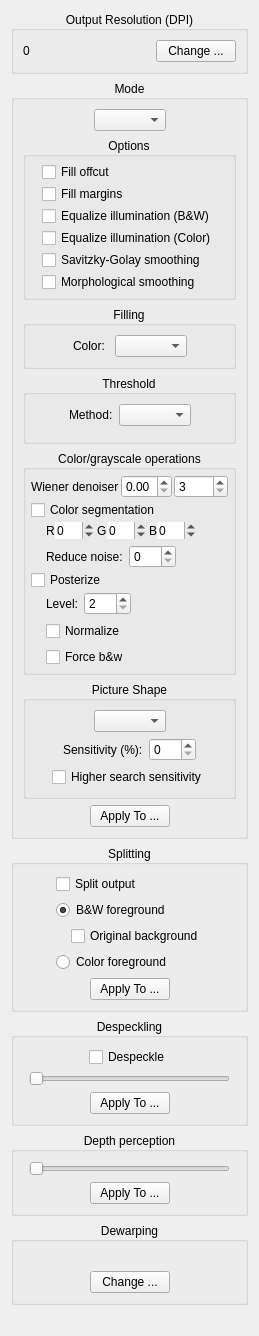
abandoned-industries/scantailor-spectre, file src/core/filters/output/OptionsWidget.ui: the form before one commit.
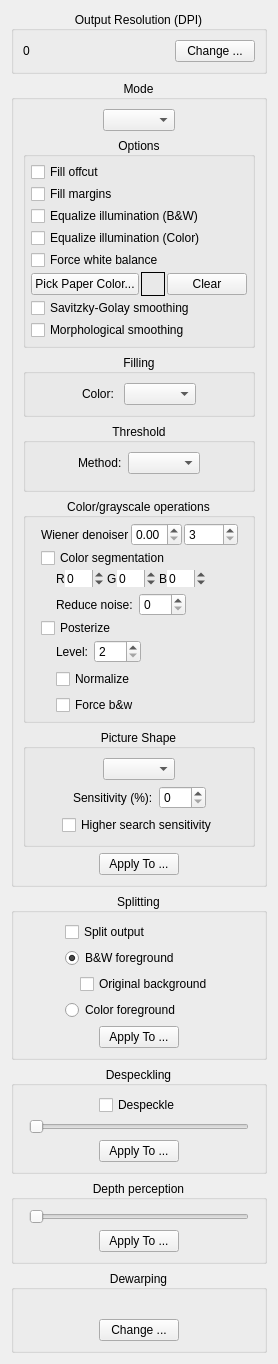
The form after the commit. Custom widgets are drawn as their Qt base class.

Commit message: Add manual white balance controls to Output stage

```diff
--- a/src/core/filters/output/OptionsWidget.ui
+++ b/src/core/filters/output/OptionsWidget.ui
@@ -204,6 +204,75 @@
              </property>
             </widget>
            </item>
+           <item>
+            <widget class="QCheckBox" name="forceWhiteBalanceCB">
+             <property name="toolTip">
+              <string>Find brightest pixels and assume they should be white. Use for pages with color cast but no clear margins.</string>
+             </property>
+             <property name="text">
+              <string>Force white balance</string>
+             </property>
+            </widget>
+           </item>
+           <item>
+            <layout class="QHBoxLayout" name="pickPaperColorLayout">
+             <item>
+              <widget class="QPushButton" name="pickPaperColorBtn">
+               <property name="toolTip">
+                <string>Click to pick a paper color from the screen. This color will be corrected to neutral white.</string>
+               </property>
+               <property name="text">
+                <string>Pick Paper Color...</string>
+               </property>
+              </widget>
+             </item>
+             <item>
+              <widget class="QLabel" name="paperColorSwatch">
+               <property name="minimumSize">
+                <size>
+                 <width>24</width>
+                 <height>24</height>
+                </size>
+               </property>
+               <property name="maximumSize">
+                <size>
+                 <width>24</width>
+                 <height>24</height>
+                </size>
+               </property>
+               <property name="frameShape">
+                <enum>QFrame::Box</enum>
+               </property>
+               <property name="text">
+                <string/>
+               </property>
+              </widget>
+             </item>
+             <item>
+              <widget class="QPushButton" name="clearPaperColorBtn">
+               <property name="toolTip">
+                <string>Clear the manually picked paper color</string>
+               </property>
+               <property name="text">
+                <string>Clear</string>
+               </property>
+              </widget>
+             </item>
+             <item>
+              <spacer name="pickPaperColorSpacer">
+               <property name="orientation">
+                <enum>Qt::Horizontal</enum>
+               </property>
+               <property name="sizeHint" stdset="0">
+                <size>
+                 <width>1</width>
+                 <height>1</height>
+                </size>
+               </property>
+              </spacer>
+             </item>
+            </layout>
+           </item>
            <item>
             <widget class="QCheckBox" name="savitzkyGolaySmoothingCB">
              <property name="text">
```
The commit also changes 15 other files.
